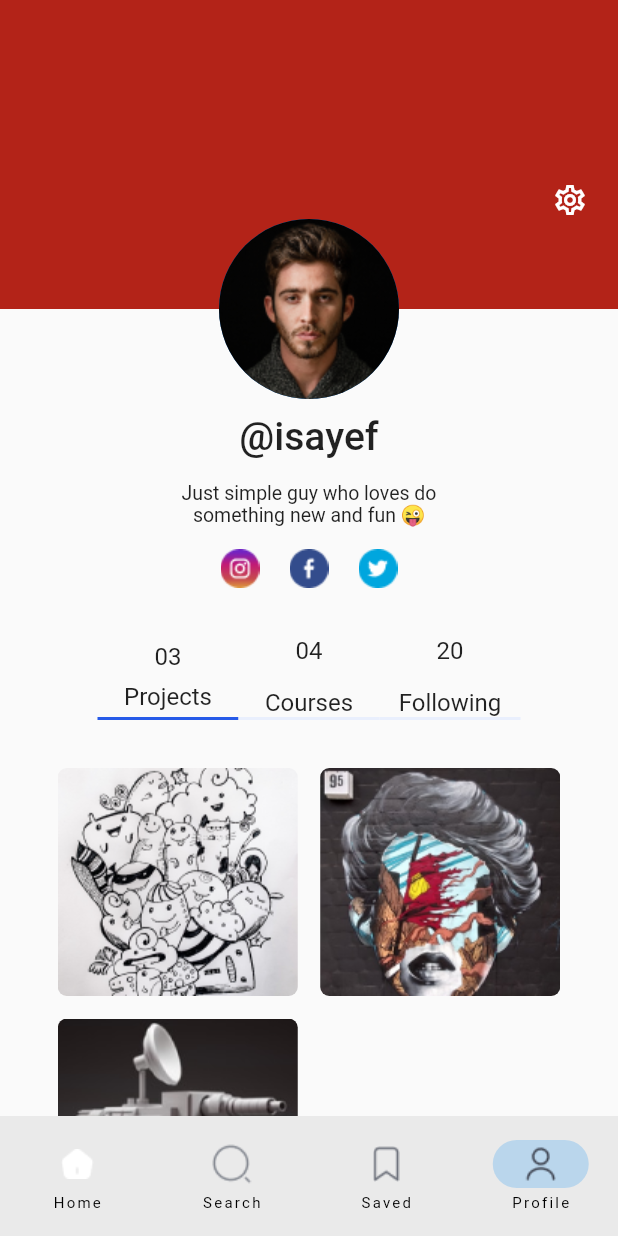
After one commit to Glitch-bug/e_learning, a Flutter app: the screen it shows after launch, item 4 of the bottom bar chosen, on a phone screen of 412 x 824 dp. The commit adds this screen. Run offline on Flutter 3.47's test engine with Material 2 defaults, Android fonts, the phone set to English and light mode, and no system bars; our stand-ins replace lite_rolling_switch.

Commit message:
student profile 0.1

```diff
--- a/lib/home/frame.dart
+++ b/lib/home/frame.dart
@@ -2,6 +2,7 @@ import "package:flutter/material.dart";
 import "package:e_learning/home/home.dart";
 import "package:e_learning/home/search.dart";
 import "package:e_learning/saved/saved.dart";
+import "package:e_learning/student/student.dart";
 
 class Frame extends StatefulWidget{
   const Frame({super.key});
@@ -15,7 +16,8 @@ class _FrameState extends State<Frame> {
   List<Widget> pages = [
     const Home(),
     const Search(),
-    Saved()
+    Saved(),
+    Student(),
   ];
 
   @override
@@ -24,10 +26,10 @@ class _FrameState extends State<Frame> {
       body: pages[currentPage],
       bottomNavigationBar: NavigationBar(
         destinations: [
-          NavigationDestination(icon: Image.asset("images/icons/Some.png"), label: ""),
-          NavigationDestination(icon: Image.asset("images/icons/Search.png"), label: "",),
-          NavigationDestination(icon: Image.asset("images/icons/Bookmark.png"), label: "",),
-          NavigationDestination(icon: Image.asset("images/icons/User.png"), label: "",)
+          NavigationDestination(icon: Image.asset("images/icons/Some.png"), label: "Home"),
+          NavigationDestination(icon: Image.asset("images/icons/Search.png"), label: "Search",),
+          NavigationDestination(icon: Image.asset("images/icons/Bookmark.png"), label: "Saved",),
+          NavigationDestination(icon: Image.asset("images/icons/User.png"), label: "Profile",)
         ],
         onDestinationSelected: (int index) {
           setState(() {
--- a/lib/saved/saved.dart
+++ b/lib/saved/saved.dart
@@ -71,7 +71,7 @@ class Popul extends StatelessWidget{
 
   Widget build(BuildContext context){
     return Padding(
-      padding: EdgeInsets.all(20),
+      padding: const EdgeInsets.all(20),
       child:Column(
         children: [
           const Padding(
@@ -92,7 +92,8 @@ class Popul extends StatelessWidget{
             padding: const EdgeInsets.only(top:50),
             child: GreyButton(text: "Add more",)
           ),
-        ],)
+        ],
+      )
     );
   }
 }
--- /dev/null
+++ b/lib/student/student.dart
@@ -0,0 +1,208 @@
+import 'package:flutter/material.dart';
+
+class Student extends StatefulWidget{
+  Student({super.key});
+
+  @override
+  _StudentState createState() => _StudentState();
+}
+
+class _StudentState extends State<Student>{
+
+  @override
+  Widget build(BuildContext context) {
+    Size size = MediaQuery.of(context).size;
+    return SingleChildScrollView(
+      child: Column(
+        crossAxisAlignment: CrossAxisAlignment.center,
+        children:[
+          Stack(
+            children: [
+              Container(
+                height: size.height * 0.25 + 60,
+              ),
+              Container(
+                width: size.width,
+                height: size.height * 0.25,
+                decoration: const BoxDecoration(
+                  color: Color(0xffB32318)
+                ),
+
+              ),
+              const Positioned.fill(
+                child: Align(
+                  alignment: Alignment.bottomCenter,
+                  child: CircleAvatar(
+                    radius: 60,
+                    backgroundImage: AssetImage("images/st_profile.png")
+                  ),
+                ),
+              ),
+              const Positioned.fill(
+                right: 20,
+                child: Align(
+                  alignment: Alignment.centerRight,
+                  child: Icon(Icons.settings_outlined, color: Colors.white,)
+                )
+              )
+            ],
+          ),
+
+          const Padding(
+            padding: EdgeInsets.fromLTRB(0, 10, 0, 15),
+            child: Text(
+              "@isayef",
+              style: TextStyle(
+                fontSize:26,
+                fontWeight: FontWeight.w500,
+              )
+            ),
+          ),
+
+          const SizedBox(
+            width: 194,
+            child: Text(
+              "Just simple guy who loves do something new and fun 😜",
+              style: TextStyle(
+                fontSize: 13,
+              ),
+              textAlign: TextAlign.center,
+            ),
+          ),
+          Padding(
+            padding: const EdgeInsets.only(top:15),
+            child: SizedBox(
+              width: 118,
+              child:Row(
+                mainAxisAlignment: MainAxisAlignment.spaceBetween,
+                children: [
+                  Image.asset("images/icons/Instagram1.png", width: 26,),
+                  Image.asset("images/icons/facebook1.png", width: 26,),
+                  Image.asset("images/icons/twitter1.png", width: 26,),
+                ],
+              )
+            ),
+          ),
+          Padding(
+            padding: const EdgeInsets.symmetric(vertical: 32),
+            child: Container(
+              width: 282,
+              height: 56,
+              // decoration: BoxDecoration(
+              //   border: Border(bottom: ),
+              // ),
+              child: Row(
+                mainAxisAlignment: MainAxisAlignment.spaceBetween,
+                children: [
+                  Container(
+                    width: 282/3,
+                    decoration: const BoxDecoration(
+                      border: Border(bottom: BorderSide(width: 2.0, color: Color(0xff265AE8)), ),
+                    ),
+                    child: Column(
+                      mainAxisAlignment: MainAxisAlignment.spaceAround,
+                      crossAxisAlignment: CrossAxisAlignment.center,
+                      children: const [
+                        Text(
+                          "03",
+                          style: TextStyle(
+                            fontSize: 16
+                          )
+                        ),
+                      Text(
+                        "Projects",
+                        style: TextStyle(
+                          fontSize: 16
+                        )
+                      )
+                      ],
+                    ),
+                  ),
+
+                  Container(
+                    width: 282/3,
+                    decoration: const BoxDecoration(
+                      border: Border(bottom: BorderSide(width: 2.0, color: Color(0xffE9EFFD)), ),
+                    ),
+                    child: Column(
+                      mainAxisAlignment: MainAxisAlignment.spaceBetween,
+                      crossAxisAlignment: CrossAxisAlignment.center,
+                      children: const [
+                        Text(
+                          "04",
+                          style: TextStyle(
+                            fontSize: 16
+                          )
+                        ),
+                        Text(
+                          "Courses",
+                          style: TextStyle(
+                            fontSize: 16
+                          )
+                        )
+                      ],
+                    ),
+                  ),
+                  Container(
+                    width: 282/3,
+                    decoration: const BoxDecoration(
+                      border: Border(bottom: BorderSide(width: 2.0, color: Color(0xffE9EFFD)), ),
+                    ),
+                    child: Column(
+                      mainAxisAlignment: MainAxisAlignment.spaceBetween,
+                      crossAxisAlignment: CrossAxisAlignment.center,
+                      children: const [
+                        Text(
+                          "20",
+                          style: TextStyle(
+                            fontSize: 16
+                          )
+                        ),
+                        Text(
+                          "Following",
+                          style: TextStyle(
+                            fontSize: 16
+                          )
+                        )
+                      ],
+                    ),
+                  ),
+                ]
+              ),
+            ),
+          ),
+          Wrap(
+            spacing: 15,
+            runSpacing: 15,
+            children: [
+              Container(
+                width: 160,
+                height: 152,
+                child: ClipRRect(
+                  borderRadius: BorderRadius.circular(6),
+                  child: Image.asset("images/Project1.png")
+                )
+              ),
+              Container(
+                width: 160,
+                height: 152,
+                child: ClipRRect(
+                  borderRadius: BorderRadius.circular(6),
+                  child: Image.asset("images/Project2.png")
+                )
+              ),
+              Container(
+                width: 160,
+                height: 152,
+                child: ClipRRect(
+                  borderRadius: BorderRadius.circular(6),
+                  child: Image.asset("images/Project3.png")
+                )
+              )
+            ],
+          )
+        ]
+      ),
+    );
+  }
+}
```
Also changed, not shown: images/Project1.png (added), images/Project2.png (added), images/Project3.png (added), images/icons/Instagram1.png (added), images/icons/facebook1.png (added), images/icons/twitter1.png (added), images/st_profile.png (added), lib/student/st_profile.png (added).
